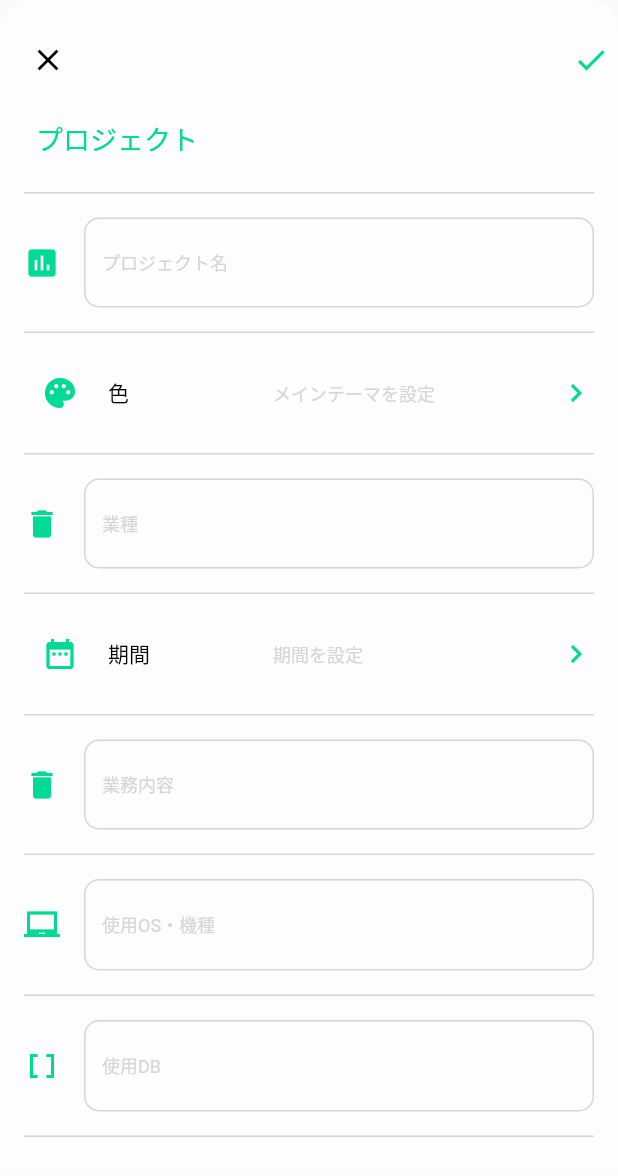
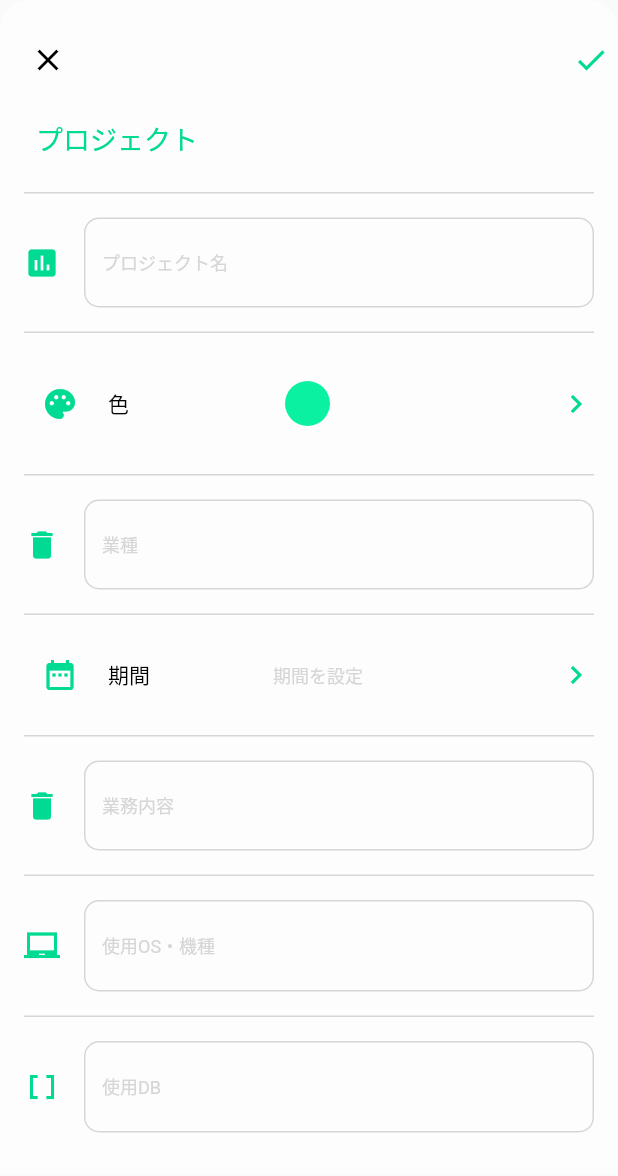
Before and after one commit to YusukeAndo0620/stairs_old, a Flutter app: the BoardModal widget shown alone on an empty page, opened directly, on a phone screen of 412 x 824 dp. Shown: the top 1176 px of the screen. Run offline on Flutter 3.47's test engine with Material 2 defaults, Android fonts, the phone set to English and light mode, and no system bars; our stand-ins replace equatable, flutter_bloc.

Commit message:
Add  select color display

```diff
--- a/lib/app/app.dart
+++ b/lib/app/app.dart
@@ -6,7 +6,7 @@ import '../board/screens/board_screen.dart';
 import '../board/board_list_bloc.dart';
 import '../board/board_detail_bloc.dart';
 import '../loom/display/link_tag_display_bloc.dart';
-import '../loom/component/modal/select_item_modal_bloc.dart';
+import '../loom/display/select_color_display_bloc.dart';
 
 class App extends AppFunction {
   const App();
@@ -16,8 +16,8 @@ class App extends AppFunction {
     globalProvides
       ..add(BlocProvider(create: (_) => BoardListBloc()))
       ..add(BlocProvider(create: (_) => BoardDetailBloc()))
-      ..add(BlocProvider(create: (_) => LinkTagDisplayBloc()))
-      ..add(BlocProvider(create: (_) => SelectItemModalBloc()));
+      ..add(BlocProvider(create: (_) => SelectColorDisplayBloc()))
+      ..add(BlocProvider(create: (_) => LinkTagDisplayBloc()));
   }
 
   @override
--- a/lib/board/board_detail_bloc.dart
+++ b/lib/board/board_detail_bloc.dart
@@ -6,7 +6,10 @@ import '../model/model.dart';
 final initialState = BoardDetailBlocState(
   boardId: '',
   projectName: '',
-  themeColor: Color.fromARGB(255, 10, 241, 161),
+  colorInfo: ColorInfo(
+    id: 5,
+    themeColor: Color.fromARGB(255, 10, 241, 161),
+  ),
   industry: '',
   startDate: '',
   endDate: '',
@@ -79,9 +82,9 @@ class BoardChangeProjectName extends BoardDetailBlocEvent {
 
 // Change theme color and set state
 class BoardChangThemeColor extends BoardDetailBlocEvent {
-  const BoardChangThemeColor({required this.themeColor});
+  const BoardChangThemeColor({required this.colorInfo});
 
-  final Color themeColor;
+  final ColorInfo colorInfo;
 }
 
 // Change industry and set state
@@ -161,7 +164,7 @@ class BoardDetailBlocState extends Equatable {
   const BoardDetailBlocState({
     required this.boardId,
     required this.projectName,
-    required this.themeColor,
+    required this.colorInfo,
     required this.industry,
     required this.startDate,
     required this.endDate,
@@ -177,7 +180,7 @@ class BoardDetailBlocState extends Equatable {
 
   final String boardId;
   final String projectName;
-  final Color themeColor;
+  final ColorInfo colorInfo;
   final String industry;
   final String startDate;
   final String endDate;
@@ -194,7 +197,7 @@ class BoardDetailBlocState extends Equatable {
   List<Object?> get props => [
         boardId,
         projectName,
-        themeColor,
+        colorInfo,
         industry,
         startDate,
         endDate,
@@ -210,7 +213,7 @@ class BoardDetailBlocState extends Equatable {
   BoardDetailBlocState copyWith({
     String? boardId,
     String? projectName,
-    Color? themeColor,
+    ColorInfo? colorInfo,
     String? industry,
     String? startDate,
     String? endDate,
@@ -226,7 +229,7 @@ class BoardDetailBlocState extends Equatable {
       BoardDetailBlocState(
         boardId: boardId ?? this.boardId,
         projectName: projectName ?? this.projectName,
-        themeColor: themeColor ?? this.themeColor,
+        colorInfo: colorInfo ?? this.colorInfo,
         industry: industry ?? this.industry,
         startDate: startDate ?? this.startDate,
         endDate: endDate ?? this.endDate,
@@ -285,7 +288,7 @@ class BoardDetailBloc extends Bloc<BoardDetailBlocEvent, BoardDetailBlocState> {
 
   void _onChangeThemeColor(
       BoardChangThemeColor event, Emitter<BoardDetailBlocState> emit) {
-    emit(state.copyWith(themeColor: event.themeColor));
+    emit(state.copyWith(colorInfo: event.colorInfo));
   }
 
   void _onChangeIndustry(
--- a/lib/board/screens/board_modal.dart
+++ b/lib/board/screens/board_modal.dart
@@ -1,5 +1,8 @@
 import 'package:flutter/material.dart' hide Theme;
 import 'package:flutter_bloc/flutter_bloc.dart';
+import 'package:provider/single_child_widget.dart';
+import 'package:flutter/cupertino.dart';
+
 import '../../loom/theme.dart';
 import '../../loom/component/modal/modal.dart';
 import '../../loom/component/list_item/card_list_item.dart';
@@ -9,6 +12,8 @@ import '../../model/model.dart';
 import '../../loom/component/modal/select_item_modal.dart';
 import '../../loom/display/link_tag_display_bloc.dart';
 import '../../loom/component/label_tip.dart';
+import '../../loom/display/select_color_display.dart';
+import '../../loom/component/item/color_box.dart';
 
 const _kProjectTitleTxt = 'プロジェクト';
 const _kProjectHintTxt = 'プロジェクト名';
@@ -48,6 +53,11 @@ class BoardModal extends Modal {
   @override
   String? get title => null;
   final String? boardId;
+
+  @override
+  List<SingleChildWidget> getPageProviders() {
+    return [];
+  }
 
   @override
   Widget buildLeadingContent(BuildContext context) {
@@ -115,8 +125,27 @@ class BoardModal extends Modal {
               iconColor: theme.colorPrimary,
               iconData: Icons.palette,
               hintText: _kColorHintTxt,
-              itemList: [],
-              onTap: () {},
+              itemList: [
+                ColorBox(
+                  color: state.colorInfo.themeColor,
+                ),
+              ],
+              onTap: () => Navigator.of(context).push(
+                MaterialPageRoute(
+                  builder: (context) {
+                    return SelectColorDisplay(
+                      title: _kColorTxt,
+                      selectedColorInfo: state.colorInfo,
+                      onTap: (id) {},
+                      onTapBackIcon: (colorInfo) {
+                        context.read<BoardDetailBloc>().add(
+                              BoardChangThemeColor(colorInfo: colorInfo),
+                            );
+                      },
+                    );
+                  },
+                ),
+              ),
             ),
             // 業種
             CardLstItem.input(
--- /dev/null
+++ b/lib/loom/component/item/color_box.dart
@@ -0,0 +1,31 @@
+import 'package:flutter/material.dart' hide Theme;
+
+const _kColorWidth = 30.0;
+const _kColorHeight = 30.0;
+const _kColorRadius = 20.0;
+const _kContentPadding = EdgeInsets.symmetric(vertical: 8.0, horizontal: 16.0);
+
+class ColorBox extends StatelessWidget {
+  const ColorBox({
+    super.key,
+    this.width = _kColorWidth,
+    this.height = _kColorHeight,
+    required this.color,
+  });
+  final double width;
+  final double height;
+  final Color color;
+
+  @override
+  Widget build(BuildContext context) {
+    return Container(
+      width: width,
+      height: _kColorHeight,
+      padding: _kContentPadding,
+      decoration: BoxDecoration(
+        color: color,
+        borderRadius: const BorderRadius.all(Radius.circular(_kColorRadius)),
+      ),
+    );
+  }
+}
--- a/lib/loom/component/modal/modal.dart
+++ b/lib/loom/component/modal/modal.dart
@@ -1,4 +1,7 @@
 import 'package:flutter/material.dart' hide Theme;
+import 'package:provider/provider.dart';
+import 'package:provider/single_child_widget.dart';
+
 import '../../theme.dart';
 
 const _kModalPadding = EdgeInsets.symmetric(vertical: 16.0, horizontal: 8.0);
@@ -11,9 +14,48 @@ abstract class Modal extends StatelessWidget {
   String? get title;
   final double? height;
 
+  List<SingleChildWidget> getPageProviders();
   Widget buildLeadingContent(BuildContext context);
   Widget? buildTrailingContent(BuildContext context);
   Widget buildMainContent(BuildContext context);
+
+  @override
+  Widget build(BuildContext context) {
+    return getPageProviders().isEmpty
+        ? ModalContent(
+            title: title,
+            height: height,
+            leadingContent: buildLeadingContent(context),
+            mainContent: buildMainContent(context),
+            trailContent: buildTrailingContent(context),
+          )
+        : MultiProvider(
+            key: ValueKey<int>(buildMainContent(context).hashCode),
+            providers: getPageProviders(),
+            child: ModalContent(
+              title: title,
+              height: height,
+              leadingContent: buildLeadingContent(context),
+              mainContent: buildMainContent(context),
+              trailContent: buildTrailingContent(context),
+            ));
+  }
+}
+
+class ModalContent extends StatelessWidget {
+  const ModalContent({
+    super.key,
+    this.title,
+    this.height,
+    required this.leadingContent,
+    required this.mainContent,
+    this.trailContent,
+  });
+  final String? title;
+  final double? height;
+  final Widget leadingContent;
+  final Widget mainContent;
+  final Widget? trailContent;
 
   @override
   Widget build(BuildContext context) {
@@ -36,14 +78,14 @@ abstract class Modal extends StatelessWidget {
             mainAxisAlignment: MainAxisAlignment.spaceBetween,
             crossAxisAlignment: CrossAxisAlignment.center,
             children: [
-              buildLeadingContent(context),
+              leadingContent,
               if (title != null)
                 Text(
                   title!,
                   style: theme.textStyleTitle,
                 ),
-              buildTrailingContent(context) != null
-                  ? buildTrailingContent(context)!
+              trailContent != null
+                  ? trailContent!
                   : const SizedBox(
                       width: 60.0,
                     )
@@ -51,7 +93,7 @@ abstract class Modal extends StatelessWidget {
           ),
           Expanded(
             child: SingleChildScrollView(
-              child: buildMainContent(context),
+              child: mainContent,
             ),
           ),
         ],
--- a/lib/loom/component/modal/select_item_modal.dart
+++ b/lib/loom/component/modal/select_item_modal.dart
@@ -1,10 +1,11 @@
 import 'package:flutter/material.dart' hide Theme;
 import 'package:flutter_bloc/flutter_bloc.dart';
+import 'package:provider/single_child_widget.dart';
+
 import '../../theme.dart';
-
 import '../../../model/model.dart';
+import '../../component/modal/modal.dart';
 import 'select_item_modal_bloc.dart';
-import '../../component/modal/modal.dart';
 
 const _kListEmptyTxt = '選択可能なタグがありません。\n ボード設定 > ラベルより、ラベルを追加してください。';
 const _kBorderWidth = 1.0;
@@ -27,6 +28,11 @@ class SelectItemModal extends Modal {
   final List<LabelInfo> labelList;
   final List<LabelInfo> selectedLabelList;
   final Function(List<LabelInfo>) onTapListItem;
+
+  @override
+  List<SingleChildWidget> getPageProviders() {
+    return [BlocProvider(create: (_) => SelectItemModalBloc())];
+  }
 
   @override
   Widget buildLeadingContent(BuildContext context) {
--- /dev/null
+++ b/lib/loom/display/select_color_display.dart
@@ -0,0 +1,97 @@
+import 'package:flutter/material.dart' hide Theme;
+import 'package:flutter_bloc/flutter_bloc.dart';
+import 'package:provider/single_child_widget.dart';
+
+import '../theme.dart';
+import '../../model/model.dart';
+import '../display/input_display.dart';
+import '../display/select_color_display_bloc.dart';
+import '../component/list_item/color_list_item.dart';
+
+const _kSpaceHeight = 120.0;
+
+class SelectColorDisplay extends InputDisplay {
+  const SelectColorDisplay({
+    super.key,
+    required super.title,
+    required this.selectedColorInfo,
+    required this.onTapBackIcon,
+    required this.onTap,
+  });
+  final ColorInfo selectedColorInfo;
+  final Function(ColorInfo) onTapBackIcon;
+  final Function(int) onTap;
+
+  @override
+  List<SingleChildWidget> getPageProviders() {
+    return [];
+  }
+
+  @override
+  VoidCallback? onTapAddingBtn(BuildContext context) {
+    return null;
+  }
+
+  @override
+  Widget buildLeadingContent(BuildContext context) {
+    final theme = Theme.of(context);
+
+    return IconButton(
+      icon: Icon(
+        theme.icons.back,
+        color: theme.colorFgDefault,
+      ),
+      onPressed: () {
+        final state = context.read<SelectColorDisplayBloc>().state
+            as SelectColorGotCompleteState;
+        onTapBackIcon(state.selectedColorInfo);
+        Navigator.of(context).pop();
+      },
+    );
+  }
+
+  @override
+  Widget? buildTrailingContent(BuildContext context) => null;
+
+  @override
+  Widget buildMainContent(BuildContext context) {
+    return BlocBuilder<SelectColorDisplayBloc, SelectColorDisplayState>(
+      buildWhen: (previous, current) => previous != current,
+      builder: (context, state) {
+        if (state is SelectColorInitialState) {
+          context.read<SelectColorDisplayBloc>().add(
+                SelectColorInit(selectColorInfo: selectedColorInfo),
+              );
+          return const SizedBox.shrink();
+        } else {
+          return Column(
+            children: [
+              Expanded(
+                child: SingleChildScrollView(
+                  child: Column(
+                    children: [
+                      for (final colorInfo
+                          in (state as SelectColorGotCompleteState).colorList)
+                        ColorListItem(
+                          selectedColorId: state.selectedColorId,
+                          colorInfo: colorInfo,
+                          onTap: (id) {
+                            context.read<SelectColorDisplayBloc>().add(
+                                  SelectColorTapListItem(colorId: id),
+                                );
+                          },
+                        ),
+                      const SizedBox(
+                        height: _kSpaceHeight,
+                      ),
+                    ],
+                  ),
+                ),
+              )
+            ],
+          );
+        }
+      },
+    );
+  }
+}
--- /dev/null
+++ b/lib/loom/display/select_color_display_bloc.dart
@@ -0,0 +1,134 @@
+import 'package:flutter/material.dart';
+import 'package:flutter_bloc/flutter_bloc.dart';
+import 'package:equatable/equatable.dart';
+import '../../../model/model.dart';
+
+final _colorList = [
+  ColorInfo(
+    id: 1,
+    themeColor: Color.fromARGB(255, 255, 31, 31),
+  ),
+  ColorInfo(
+    id: 2,
+    themeColor: Color.fromARGB(255, 7, 77, 255),
+  ),
+  ColorInfo(
+    id: 3,
+    themeColor: Color.fromARGB(255, 239, 255, 8),
+  ),
+  ColorInfo(
+    id: 4,
+    themeColor: Color.fromARGB(255, 11, 255, 3),
+  ),
+  ColorInfo(
+    id: 5,
+    themeColor: Color.fromARGB(255, 10, 241, 161),
+  ),
+  ColorInfo(
+    id: 6,
+    themeColor: Color.fromARGB(255, 0, 253, 249),
+  ),
+  ColorInfo(
+    id: 7,
+    themeColor: Color.fromARGB(255, 255, 162, 1),
+  ),
+  ColorInfo(
+    id: 8,
+    themeColor: Color.fromARGB(255, 228, 50, 255),
+  ),
+  ColorInfo(
+    id: 9,
+    themeColor: Color.fromARGB(255, 255, 146, 146),
+  ),
+  ColorInfo(
+    id: 10,
+    themeColor: Colors.black,
+  ),
+];
+
+// Event
+abstract class SelectColorDisplayEvent {
+  const SelectColorDisplayEvent();
+}
+
+class SelectColorInit extends SelectColorDisplayEvent {
+  const SelectColorInit({
+    required this.selectColorInfo,
+  });
+  final ColorInfo selectColorInfo;
+}
+
+class SelectColorTapListItem extends SelectColorDisplayEvent {
+  const SelectColorTapListItem({required this.colorId});
+
+  final int colorId;
+}
+
+// State
+@immutable
+abstract class SelectColorDisplayState extends Equatable {
+  const SelectColorDisplayState();
+  @override
+  List<Object?> get props => [];
+}
+
+@immutable
+class SelectColorInitialState extends SelectColorDisplayState {
+  const SelectColorInitialState();
+}
+
+@immutable
+class SelectColorGotCompleteState extends SelectColorDisplayState {
+  const SelectColorGotCompleteState({
+    required this.selectedColorId,
+    required this.colorList,
+  });
+  final int selectedColorId;
+  final List<ColorInfo> colorList;
+
+  @override
+  List<Object?> get props => [
+        selectedColorId,
+        colorList,
+      ];
+
+  SelectColorGotCompleteState copyWith({
+    int? selectedColorId,
+    List<ColorInfo>? colorList,
+  }) =>
+      SelectColorGotCompleteState(
+        selectedColorId: selectedColorId ?? this.selectedColorId,
+        colorList: colorList ?? this.colorList,
+      );
+
+  ColorInfo get selectedColorInfo =>
+      colorList.firstWhere((item) => item.id == selectedColorId,
+          orElse: () => colorList[0]);
+}
+
+// Bloc
+class SelectColorDisplayBloc
+    extends Bloc<SelectColorDisplayEvent, SelectColorDisplayState> {
+  SelectColorDisplayBloc()
+      : super(
+          const SelectColorInitialState(),
+        ) {
+    on<SelectColorInit>(_onInit);
+    on<SelectColorTapListItem>(_onTapListItem);
+  }
+
+  void _onInit(SelectColorInit event, Emitter<SelectColorDisplayState> emit) {
+    emit(SelectColorGotCompleteState(
+      selectedColorId: event.selectColorInfo.id,
+      colorList: _colorList,
+    ));
+  }
+
+  void _onTapListItem(
+      SelectColorTapListItem event, Emitter<SelectColorDisplayState> emit) {
+    emit(
+      (state as SelectColorGotCompleteState)
+          .copyWith(selectedColorId: event.colorId),
+    );
+  }
+}
--- a/lib/main.dart
+++ b/lib/main.dart
@@ -10,6 +10,8 @@ import 'loom/theme.dart';
 const _kAppName = 'Stairs';
 
 final _scaffoldKey = GlobalKey();
+final RouteObserver<PageRoute> routeObserver = RouteObserver<PageRoute>();
+
 BuildContext get scaffoldContext {
   return _scaffoldKey.currentContext!;
 }
@@ -78,6 +80,7 @@ class _AppLaunchState extends State<AppLaunch> {
         child: MaterialApp(
           title: _kAppName,
           home: widget.app.buildMainContents(context),
+          navigatorObservers: <NavigatorObserver>[routeObserver],
         ),
       ),
     );
--- a/lib/model/model.dart
+++ b/lib/model/model.dart
@@ -59,3 +59,14 @@ class LabelInfo {
   final String labelName;
   final Color themeColor;
 }
+
+// TODO: Delete
+class ColorInfo {
+  ColorInfo({
+    required this.id,
+    required this.themeColor,
+  });
+
+  final int id;
+  final Color themeColor;
+}
--- a/pubspec.yaml
+++ b/pubspec.yaml
@@ -40,6 +40,7 @@ dependencies:
   provider: ^6.0.5
   flutter_meta_sdk: ^1.0.2
   meta: ^1.9.1
+  collection: ^1.17.1
 
 dev_dependencies:
   flutter_test:
```
Also changed, not shown: lib/loom/component/list_item/color_list_item.dart (added, +82 -0 lines), lib/loom/display/input_display.dart (added, +93 -0 lines), lib/loom/display/transition_display.dart (added, +54 -0 lines).
